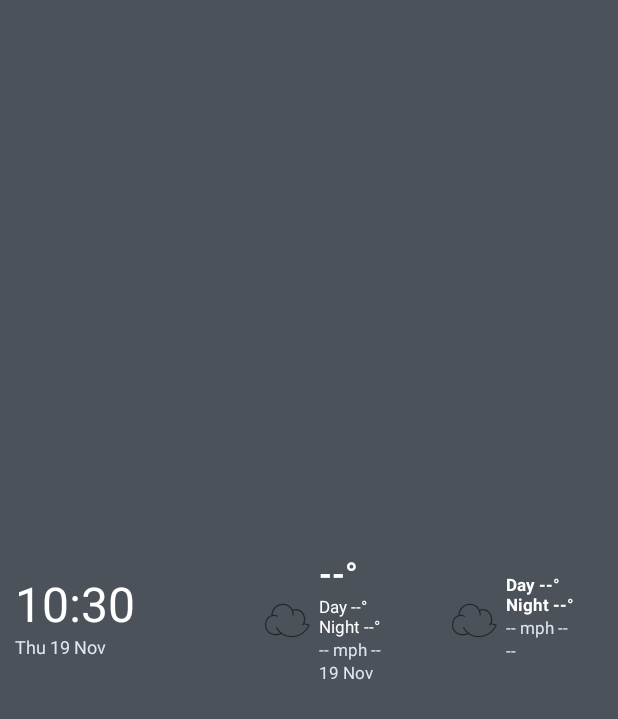
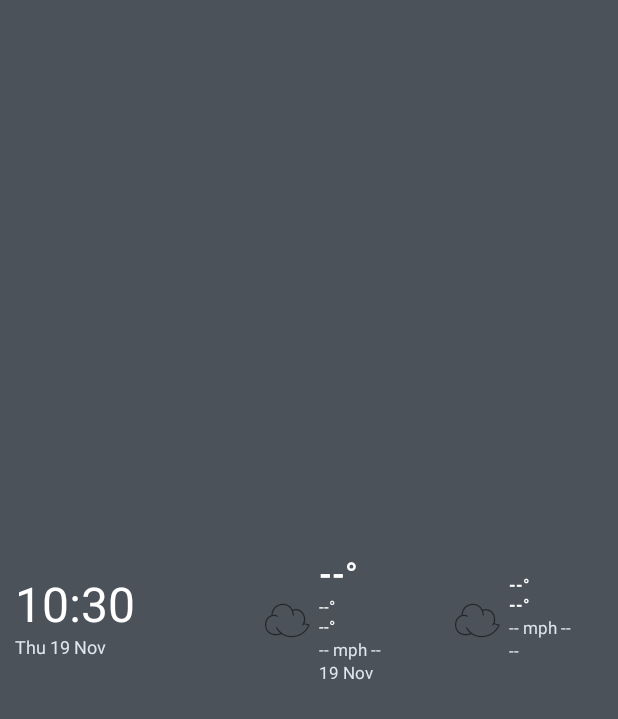
Before and after one commit to PhilColbert/PhilColbert-Barn-Weather-Clock, an Android app: the layout widget_barn_weather.xml on its own in the app's theme, with its tools: preview values and no code run, on a phone screen of 412 x 824 dp. Shown: the top 719 px of the screen. Run offline under Robolectric (Android 15) with nearby library versions, the phone set to English and light mode, and no system bars.

Commit message:
BWC-CHG-012: remove day/night temperature labels

```diff
--- a/app/src/main/res/layout/widget_barn_weather.xml
+++ b/app/src/main/res/layout/widget_barn_weather.xml
@@ -21,7 +21,7 @@
             <TextView android:id="@+id/current_temp" android:layout_width="wrap_content" android:layout_height="wrap_content"
                 android:text="--°" android:textColor="#FFFFFFFF" android:textSize="22sp" android:textStyle="bold" />
             <TextView android:id="@+id/current_daynight" android:layout_width="wrap_content" android:layout_height="wrap_content"
-                android:text="Day --°&#10;Night --°" android:textColor="#FFFFFFFF" android:textSize="11sp" />
+                android:text="--°&#10;--°" android:textColor="#FFFFFFFF" android:textSize="11sp" />
             <TextView android:id="@+id/current_wind" android:layout_width="wrap_content" android:layout_height="wrap_content"
                 android:text="-- mph --" android:textColor="#FFE0E6ED" android:textSize="11sp" />
             <TextClock android:id="@+id/current_date" android:layout_width="wrap_content" android:layout_height="wrap_content"
@@ -35,7 +35,7 @@
             android:text="☁" android:textSize="32sp" android:paddingEnd="5dp" />
         <LinearLayout android:layout_width="wrap_content" android:layout_height="wrap_content" android:orientation="vertical">
             <TextView android:id="@+id/forecast_temp" android:layout_width="wrap_content" android:layout_height="wrap_content"
-                android:text="Day --°&#10;Night --°" android:textColor="#FFFFFFFF" android:textSize="11sp" android:textStyle="bold" />
+                android:text="--°&#10;--°" android:textColor="#FFFFFFFF" android:textSize="11sp" android:textStyle="bold" />
             <TextView android:id="@+id/forecast_wind" android:layout_width="wrap_content" android:layout_height="wrap_content"
                 android:text="-- mph --" android:textColor="#FFE0E6ED" android:textSize="11sp" />
             <TextView android:id="@+id/forecast_date" android:layout_width="wrap_content" android:layout_height="wrap_content"
```
